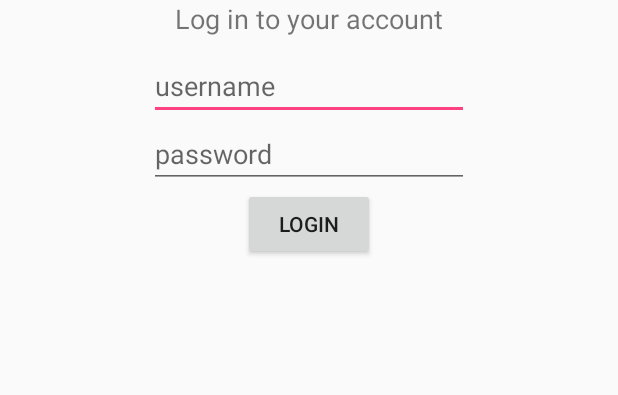
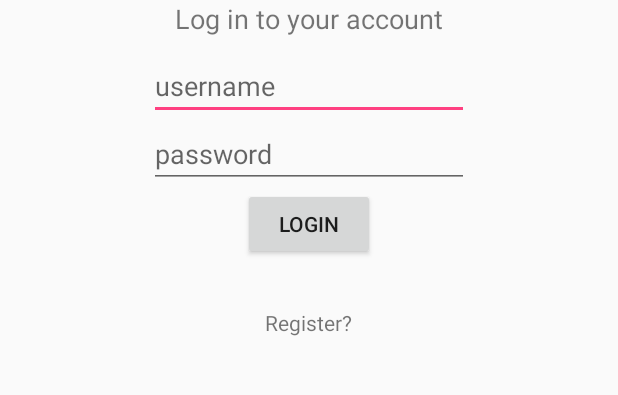
Before and after one commit to ywu342/8803aseServerCI, an Android app: the screen it shows after launch (Login), after a tap on "Existing user? Login here", on a phone screen of 412 x 824 dp, the part 574-969 px from its top. Run offline under Robolectric (Android 15) with nearby library versions, the phone set to English and light mode, and no system bars.

Commit message:
Added user home view and login to register button. Temporary server Rest API working

```diff
--- a/mobile/PartyPlaylist/app/src/main/AndroidManifest.xml
+++ b/mobile/PartyPlaylist/app/src/main/AndroidManifest.xml
@@ -15,13 +15,14 @@
                 <action android:name="android.intent.action.MAIN" />
             </intent-filter>
         </activity>
-
         <activity android:name=".Register">
             <intent-filter>
                 <action android:name="android.intent.action.MAIN" />
+
                 <category android:name="android.intent.category.LAUNCHER" />
             </intent-filter>
         </activity>
+        <activity android:name=".UserHome"></activity>
     </application>
 
 </manifest>
--- a/mobile/PartyPlaylist/app/src/main/java/edu/gatech/seclass/partyplaylist/Api.java
+++ b/mobile/PartyPlaylist/app/src/main/java/edu/gatech/seclass/partyplaylist/Api.java
@@ -5,6 +5,6 @@ package edu.gatech.seclass.partyplaylist;
  */
 
 public class Api {
-    public static String REGISTER_ENDPOINT = "https://www.google.com";
-    public static String LOGIN_ENDPOINT = "https://www.google.com";
+    public static String REGISTER_ENDPOINT = "http://143.215.53.92:8080/server/users/register";
+    public static String LOGIN_ENDPOINT = "http://143.215.53.92:8080/server/users/login";
 }
--- a/mobile/PartyPlaylist/app/src/main/res/layout/login_layout.xml
+++ b/mobile/PartyPlaylist/app/src/main/res/layout/login_layout.xml
@@ -50,4 +50,18 @@
         android:layout_below="@+id/password_field"
         android:layout_centerHorizontal="true"
         android:onClick="loginUser" />
+
+    <TextView
+        android:text="Register?"
+        android:layout_width="wrap_content"
+        android:layout_height="wrap_content"
+        android:id="@+id/register"
+        android:layout_below="@+id/login_button"
+        android:layout_centerHorizontal="true"
+        android:layout_marginTop="32dp"
+        android:clickable="true"
+        android:onClick="callRegisterView"
+        />
+
+
 </RelativeLayout>
```
Also changed, not shown: mobile/PartyPlaylist/app/src/main/java/edu/gatech/seclass/partyplaylist/Login.java (+14 -4 lines), mobile/PartyPlaylist/app/src/main/java/edu/gatech/seclass/partyplaylist/Register.java (+8 -5 lines), mobile/PartyPlaylist/app/src/main/java/edu/gatech/seclass/partyplaylist/UserHome.java (added, +21 -0 lines), mobile/PartyPlaylist/app/src/main/res/layout/activity_user_home.xml (added, +36 -0 lines).
